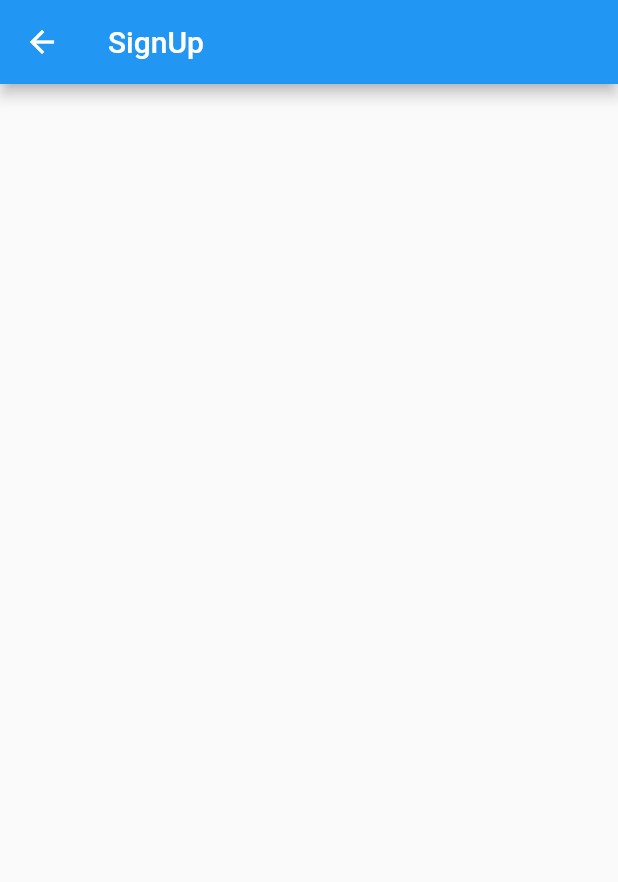
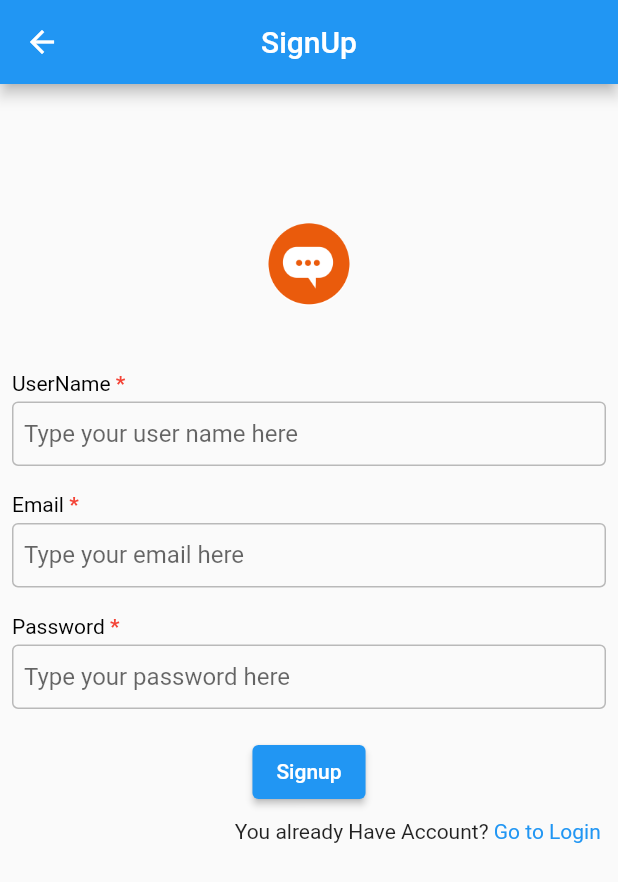
Before and after one commit to sks1992/sample_app_flutter, a Flutter app: the SignupScreen screen opened by its route, on a phone screen of 412 x 824 dp. Shown: the top 882 px of the screen. Run offline on Flutter 3.47's test engine with Material 2 defaults, Android fonts, the phone set to English and light mode, and no system bars; our stand-ins replace flutter_secure_storage, flutter_spinkit, get; accounts and stored records are empty.

Commit message:
sample app

```diff
--- a/lib/core/controller/auth_controller.dart
+++ b/lib/core/controller/auth_controller.dart
@@ -23,9 +23,9 @@ class AuthController extends GetxController {
 
   void fireRoute(bool isLogged) {
     if (isLogged) {
-      Get.offNamed(RouteNames.homeScreen);
+      Get.offAllNamed(RouteNames.homeScreen);
     } else {
-      Get.offNamed(RouteNames.loginScreen);
+      Get.offAllNamed(RouteNames.loginScreen);
     }
   }
 
--- a/lib/core/controller/signup_controller.dart
+++ b/lib/core/controller/signup_controller.dart
@@ -0,0 +1,71 @@
+import 'package:flutter/material.dart';
+import 'package:get/get.dart';
+import 'package:sample_app/core/model/user_signup_model.dart';
+
+import '../service/auth_service.dart';
+import '../service/shared_service.dart';
+import 'auth_controller.dart';
+
+class SignUpController extends GetxController with StateMixin {
+  final _authService = Get.find<AuthService>();
+  final _sharedService = Get.find<SharedService>();
+  final _authController = Get.find<AuthController>();
+
+  var showProgress = false.obs;
+
+  late TextEditingController _userEmailController;
+  late TextEditingController _userNameController;
+  late TextEditingController _passwordController;
+
+  TextEditingController get userEmailEditingController => _userEmailController;
+
+  TextEditingController get userNameEditingController => _userNameController;
+
+  TextEditingController get passwordEditingController => _passwordController;
+
+  @override
+  void onInit() {
+    _userEmailController = TextEditingController();
+    _userNameController = TextEditingController();
+    _passwordController = TextEditingController();
+    super.onInit();
+  }
+
+  @override
+  void onClose() {
+    _userEmailController.dispose();
+    _userNameController.dispose();
+    _passwordController.dispose();
+    super.onClose();
+  }
+
+  Future signup() async {
+    final userEmail = userEmailEditingController.text;
+    final userName = userNameEditingController.text;
+    final password = passwordEditingController.text;
+    change(null, status: RxStatus.success());
+    if (userName.isEmpty) {
+      change(null, status: RxStatus.error("Please enter user name."));
+      return;
+    }
+    if (userEmail.isEmpty) {
+      change(null, status: RxStatus.error("Please enter email."));
+      return;
+    }
+    if (password.isEmpty) {
+      change(null, status: RxStatus.error("Please enter password."));
+      return;
+    }
+
+    showProgress.value = true;
+    var result = await _authService.authenticateSignUpUser(UserSignUpModel(
+        email: userEmail, password: password, username: userName));
+    if (result.token == null) {
+      change(null, status: RxStatus.error(result.message));
+    } else {
+      _sharedService.storeAuthToken(result);
+      _authController.loggedIn.value = true;
+    }
+    showProgress.value = false;
+  }
+}
--- a/lib/ui/screen/signup_screen.dart
+++ b/lib/ui/screen/signup_screen.dart
@@ -1,13 +1,105 @@
 import 'package:flutter/material.dart';
+import 'package:get/get.dart';
+import 'package:sample_app/app_routes.dart';
 
+import '../../core/constants/helper_functions.dart';
+import '../../core/controller/signup_controller.dart';
+import '../widgets/app_progress_indicator.dart';
+import '../widgets/custom_text_field.dart';
+import '../widgets/message_view.dart';
 
 class SignupScreen extends StatelessWidget {
-  const SignupScreen({Key? key}) : super(key: key);
+  SignupScreen({Key? key}) : super(key: key);
+  final _controller = Get.put(SignUpController());
 
   @override
   Widget build(BuildContext context) {
     return Scaffold(
-      appBar: AppBar(title: Text("SignUp"),),
+      appBar: AppBar(
+        title: const Text("SignUp"),
+        centerTitle: true,
+      ),
+      body: Padding(
+        padding: const EdgeInsets.all(8.0),
+        child: SingleChildScrollView(
+          child: Column(
+            children: [
+              SizedBox(height: Get.height * 0.1),
+              const CircleAvatar(
+                radius: 30.0,
+                backgroundColor: Colors.transparent,
+                backgroundImage: AssetImage("assets/images/logo.png"),
+              ),
+              SizedBox(height: Get.height * 0.05),
+              CustomFormFieldText(
+                title: "UserName",
+                requiredFieldSymbol: true,
+                controller: _controller.userNameEditingController,
+                hint: "Type your user name here",
+              ),
+              const SizedBox(height: 8),
+              CustomFormFieldText(
+                title: "Email",
+                requiredFieldSymbol: true,
+                controller: _controller.userEmailEditingController,
+                hint: "Type your email here",
+              ),
+              const SizedBox(height: 8),
+              CustomFormFieldText(
+                title: "Password",
+                requiredFieldSymbol: true,
+                controller: _controller.passwordEditingController,
+                obscureText: true,
+                hint: "Type your password here",
+              ),
+              const SizedBox(height: 8),
+              Obx(
+                () => _controller.showProgress.value
+                    ? const AppProgressIndicator()
+                    : ElevatedButton(
+                        onPressed: () async {
+                          hideKeyboard();
+                          await _controller.signup();
+                        },
+                        child: const Text("Signup"),
+                      ),
+              ),
+              const SizedBox(height: 8),
+              Row(
+                mainAxisAlignment: MainAxisAlignment.end,
+                children: [
+                  const Text("You already Have Account? "),
+                  GestureDetector(
+                    child: const Text(
+                      "Go to Login ",
+                      style: TextStyle(color: Colors.blue),
+                    ),
+                    onTap: () {
+                      Get.offAllNamed(RouteNames.loginScreen);
+                    },
+                  ),
+                ],
+              ),
+              Column(
+                children: [
+                  const SizedBox(height: 10),
+                  _controller.obx(
+                    (state) => MessageView(
+                      success: true,
+                      message: state ?? "",
+                    ),
+                    onLoading: const SizedBox(height: 0),
+                    onError: (err) => MessageView(
+                      success: false,
+                      message: err,
+                    ),
+                  ),
+                ],
+              ),
+            ],
+          ),
+        ),
+      ),
     );
   }
 }
```
Also changed, not shown: lib/core/controller/login_controller.dart (+8 -10 lines), lib/ui/screen/login_screen.dart (+25 -5 lines), lib/ui/widgets/message_view.dart (added, +40 -0 lines).
